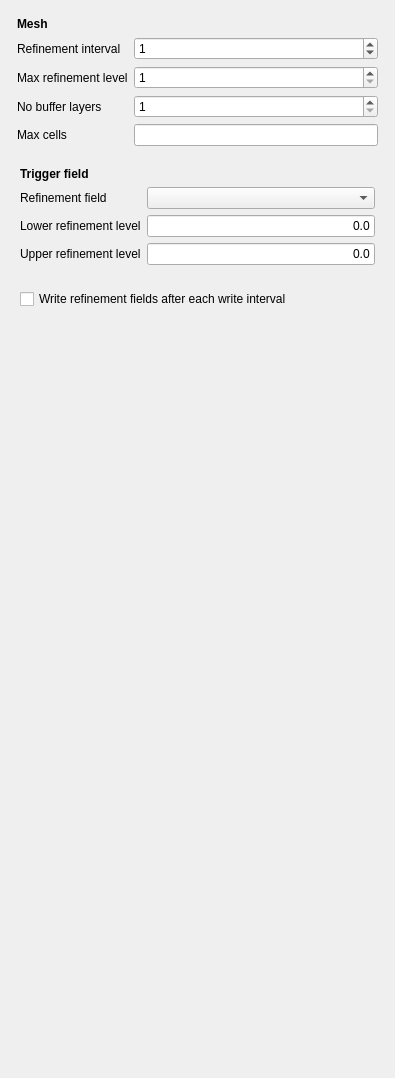
Before: the Qt Designer form core/gui/TaskPanelCfdDynamicMeshRefinement.ui in jaheyns/CfdOF, drawn with Qt 5.
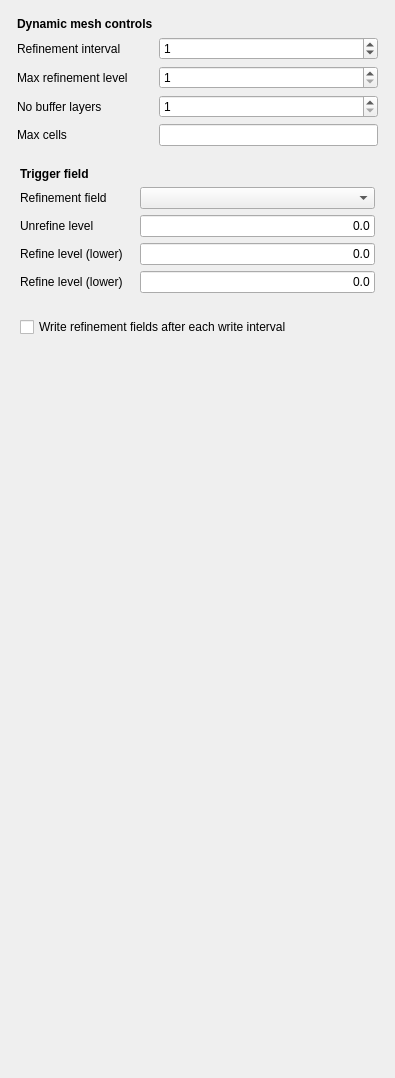
After: the same form once the commit is applied. Custom widgets are drawn as their Qt base class.

Commit message: Continue adding model object, UI template refinements

What changed in the file:
```diff
--- a/core/gui/TaskPanelCfdDynamicMeshRefinement.ui
+++ b/core/gui/TaskPanelCfdDynamicMeshRefinement.ui
@@ -130,7 +130,7 @@
          </font>
         </property>
         <property name="text">
-         <string>Mesh</string>
+         <string>Dynamic mesh controls</string>
         </property>
        </widget>
       </item>
@@ -152,17 +152,17 @@
       <enum>QFrame::Raised</enum>
      </property>
      <layout class="QGridLayout" name="extrusionLayout">
-      <item row="2" column="1">
+      <item row="3" column="1">
        <widget class="QLabel" name="label_5">
         <property name="text">
-         <string>Lower refinement level</string>
+         <string>Refine level (lower)</string>
         </property>
        </widget>
       </item>
-      <item row="3" column="1">
+      <item row="4" column="1">
        <widget class="QLabel" name="label_2">
         <property name="text">
-         <string>Upper refinement level</string>
+         <string>Refine level (lower)</string>
         </property>
        </widget>
       </item>
@@ -173,38 +173,38 @@
         </property>
        </widget>
       </item>
-      <item row="2" column="2" colspan="2">
-       <widget class="Gui::InputField" name="if_lower_refinement">
-        <property name="sizePolicy">
-         <sizepolicy hsizetype="Minimum" vsizetype="Fixed">
-          <horstretch>0</horstretch>
-          <verstretch>0</verstretch>
-         </sizepolicy>
-        </property>
-        <property name="toolTip">
-         <string extracomment="Select 0 to use default value"/>
-        </property>
-        <property name="text">
-         <string>0.0</string>
-        </property>
-        <property name="alignment">
-         <set>Qt::AlignRight|Qt::AlignTrailing|Qt::AlignVCenter</set>
-        </property>
-        <property name="singleStep" stdset="0">
-         <double>1.000000000000000</double>
-        </property>
-        <property name="maximum" stdset="0">
-         <double>1000000000.000000000000000</double>
-        </property>
-        <property name="unit" stdset="0">
-         <string notr="true">mm</string>
-        </property>
-        <property name="format" stdset="0">
-         <string>g</string>
-        </property>
-       </widget>
-      </item>
       <item row="3" column="2" colspan="2">
+       <widget class="Gui::InputField" name="if_lower_refinement">
+        <property name="sizePolicy">
+         <sizepolicy hsizetype="Minimum" vsizetype="Fixed">
+          <horstretch>0</horstretch>
+          <verstretch>0</verstretch>
+         </sizepolicy>
+        </property>
+        <property name="toolTip">
+         <string extracomment="Select 0 to use default value"/>
+        </property>
+        <property name="text">
+         <string>0.0</string>
+        </property>
+        <property name="alignment">
+         <set>Qt::AlignRight|Qt::AlignTrailing|Qt::AlignVCenter</set>
+        </property>
+        <property name="singleStep" stdset="0">
+         <double>1.000000000000000</double>
+        </property>
+        <property name="maximum" stdset="0">
+         <double>1000000000.000000000000000</double>
+        </property>
+        <property name="unit" stdset="0">
+         <string notr="true">mm</string>
+        </property>
+        <property name="format" stdset="0">
+         <string>g</string>
+        </property>
+       </widget>
+      </item>
+      <item row="4" column="2" colspan="2">
        <widget class="Gui::InputField" name="if_upper_refinement">
         <property name="sizePolicy">
          <sizepolicy hsizetype="Minimum" vsizetype="Fixed">
@@ -250,6 +250,47 @@
       </item>
       <item row="1" column="2" colspan="2">
        <widget class="QComboBox" name="cb_refinement_field">
+        <property name="toolTip">
+         <string>&lt;html&gt;&lt;head/&gt;&lt;body&gt;&lt;p&gt;Solver field on which to base dynamic mesh refinements&lt;/p&gt;&lt;/body&gt;&lt;/html&gt;</string>
+        </property>
+       </widget>
+      </item>
+      <item row="2" column="1">
+       <widget class="QLabel" name="label_8">
+        <property name="text">
+         <string>Unrefine level</string>
+        </property>
+       </widget>
+      </item>
+      <item row="2" column="2" colspan="2">
+       <widget class="Gui::InputField" name="if_unrefine_level">
+        <property name="sizePolicy">
+         <sizepolicy hsizetype="Minimum" vsizetype="Fixed">
+          <horstretch>0</horstretch>
+          <verstretch>0</verstretch>
+         </sizepolicy>
+        </property>
+        <property name="toolTip">
+         <string extracomment="Select 0 to use default value"/>
+        </property>
+        <property name="text">
+         <string>0.0</string>
+        </property>
+        <property name="alignment">
+         <set>Qt::AlignRight|Qt::AlignTrailing|Qt::AlignVCenter</set>
+        </property>
+        <property name="singleStep" stdset="0">
+         <double>1.000000000000000</double>
+        </property>
+        <property name="maximum" stdset="0">
+         <double>1000000000.000000000000000</double>
+        </property>
+        <property name="unit" stdset="0">
+         <string notr="true">mm</string>
+        </property>
+        <property name="format" stdset="0">
+         <string>g</string>
+        </property>
        </widget>
       </item>
      </layout>
```
Left out of the diff: 15 changed lines with no effect on the pictures. The commit also changes 2 other files.
